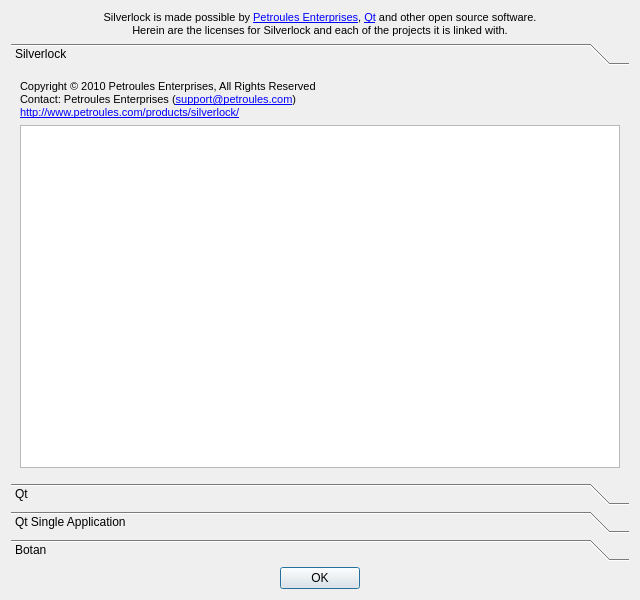
Above: silverlock/licensedialog.ui from petroules/silverlock before the change. Below: the same form after it.
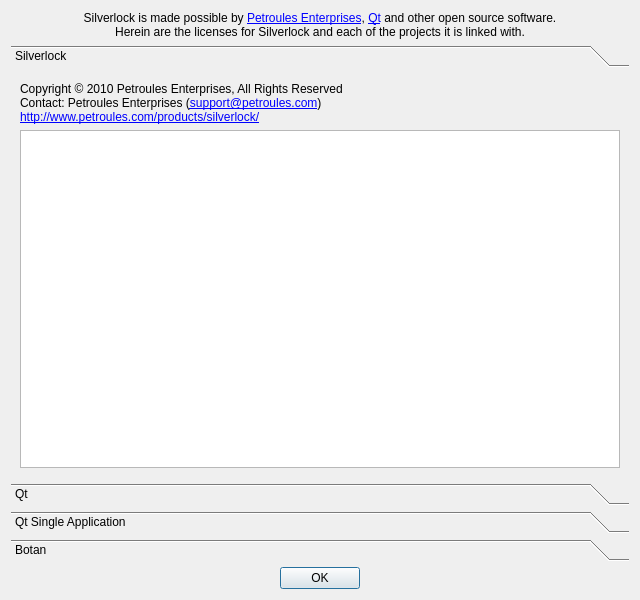
That is the form after the change.

Commit message: - Externalized Botan - Updated documentation for nearly every class - Fixed some minor font size issues on dialogs - Added German and French translation files

Patch:
```diff
--- a/silverlock/licensedialog.ui
+++ b/silverlock/licensedialog.ui
@@ -17,12 +17,11 @@
    <item>
     <widget class="QLabel" name="infoLabel">
      <property name="text">
-      <string>&lt;!DOCTYPE HTML PUBLIC &quot;-//W3C//DTD HTML 4.0//EN&quot; &quot;http://www.w3.org/TR/REC-html40/strict.dtd&quot;&gt;
-&lt;html&gt;&lt;head&gt;&lt;meta name=&quot;qrichtext&quot; content=&quot;1&quot; /&gt;&lt;style type=&quot;text/css&quot;&gt;
-p, li { white-space: pre-wrap; }
-&lt;/style&gt;&lt;/head&gt;&lt;body style=&quot; font-family:'MS Shell Dlg 2'; font-size:8.25pt; font-weight:400; font-style:normal;&quot;&gt;
-&lt;p align=&quot;center&quot; style=&quot; margin-top:0px; margin-bottom:0px; margin-left:0px; margin-right:0px; -qt-block-indent:0; text-indent:0px;&quot;&gt;&lt;span style=&quot; font-size:8pt;&quot;&gt;Silverlock is made possible by &lt;/span&gt;&lt;a href=&quot;http://www.petroules.com/&quot;&gt;&lt;span style=&quot; text-decoration: underline; color:#0000ff;&quot;&gt;Petroules Enterprises&lt;/span&gt;&lt;/a&gt;&lt;span style=&quot; font-size:8pt;&quot;&gt;, &lt;/span&gt;&lt;a href=&quot;http://qt.nokia.com/&quot;&gt;&lt;span style=&quot; text-decoration: underline; color:#0000ff;&quot;&gt;Qt&lt;/span&gt;&lt;/a&gt;&lt;span style=&quot; font-size:8pt;&quot;&gt; and other open source software.&lt;/span&gt;&lt;/p&gt;
-&lt;p align=&quot;center&quot; style=&quot; margin-top:0px; margin-bottom:0px; margin-left:0px; margin-right:0px; -qt-block-indent:0; text-indent:0px;&quot;&gt;&lt;span style=&quot; font-size:8pt;&quot;&gt;Herein are the licenses for Silverlock and each of the projects it is linked with.&lt;/span&gt;&lt;/p&gt;&lt;/body&gt;&lt;/html&gt;</string>
+      <string>&lt;p align=&quot;center&quot;&gt;Silverlock is made possible by &lt;a href=&quot;http://www.petroules.com/&quot;&gt;Petroules Enterprises&lt;/a&gt;, &lt;a href=&quot;http://qt.nokia.com/&quot;&gt;Qt&lt;/a&gt; and other open source software.&lt;br /&gt;
+Herein are the licenses for Silverlock and each of the projects it is linked with.&lt;/p&gt;</string>
+     </property>
+     <property name="textFormat">
+      <enum>Qt::RichText</enum>
      </property>
      <property name="openExternalLinks">
       <bool>true</bool>
@@ -50,13 +49,12 @@
        <item>
         <widget class="QLabel" name="silverlockLabel">
          <property name="text">
-          <string>&lt;!DOCTYPE HTML PUBLIC &quot;-//W3C//DTD HTML 4.0//EN&quot; &quot;http://www.w3.org/TR/REC-html40/strict.dtd&quot;&gt;
-&lt;html&gt;&lt;head&gt;&lt;meta name=&quot;qrichtext&quot; content=&quot;1&quot; /&gt;&lt;style type=&quot;text/css&quot;&gt;
-p, li { white-space: pre-wrap; }
-&lt;/style&gt;&lt;/head&gt;&lt;body style=&quot; font-family:'MS Shell Dlg 2'; font-size:8.25pt; font-weight:400; font-style:normal;&quot;&gt;
-&lt;p style=&quot; margin-top:0px; margin-bottom:0px; margin-left:0px; margin-right:0px; -qt-block-indent:0; text-indent:0px;&quot;&gt;&lt;span style=&quot; font-size:8pt;&quot;&gt;Copyright © 2010 Petroules Enterprises, All Rights Reserved&lt;/span&gt;&lt;/p&gt;
-&lt;p style=&quot; margin-top:0px; margin-bottom:0px; margin-left:0px; margin-right:0px; -qt-block-indent:0; text-indent:0px;&quot;&gt;&lt;span style=&quot; font-size:8pt;&quot;&gt;Contact: Petroules Enterprises (&lt;/span&gt;&lt;a href=&quot;mailto:support@petroules.com&quot;&gt;&lt;span style=&quot; text-decoration: underline; color:#0000ff;&quot;&gt;support@petroules.com&lt;/span&gt;&lt;/a&gt;&lt;span style=&quot; font-size:8pt;&quot;&gt;)&lt;/span&gt;&lt;/p&gt;
-&lt;p style=&quot; margin-top:0px; margin-bottom:0px; margin-left:0px; margin-right:0px; -qt-block-indent:0; text-indent:0px;&quot;&gt;&lt;a href=&quot;http://www.petroules.com/products/silverlock/&quot;&gt;&lt;span style=&quot; font-size:8pt; text-decoration: underline; color:#0000ff;&quot;&gt;http://www.petroules.com/products/silverlock/&lt;/span&gt;&lt;/a&gt;&lt;/p&gt;&lt;/body&gt;&lt;/html&gt;</string>
+          <string>Copyright &amp;copy; 2010 Petroules Enterprises, All Rights Reserved&lt;br /&gt;
+Contact: Petroules Enterprises (&lt;a href=&quot;mailto:support@petroules.com&quot;&gt;support@petroules.com&lt;/a&gt;)&lt;br /&gt;
+&lt;a href=&quot;http://www.petroules.com/products/silverlock/&quot;&gt;http://www.petroules.com/products/silverlock/&lt;/a&gt;</string>
+         </property>
+         <property name="textFormat">
+          <enum>Qt::RichText</enum>
          </property>
          <property name="openExternalLinks">
           <bool>true</bool>
```
Left out of the diff: 37 changed lines with no effect on the pictures. The commit also changes 1811 other files.
